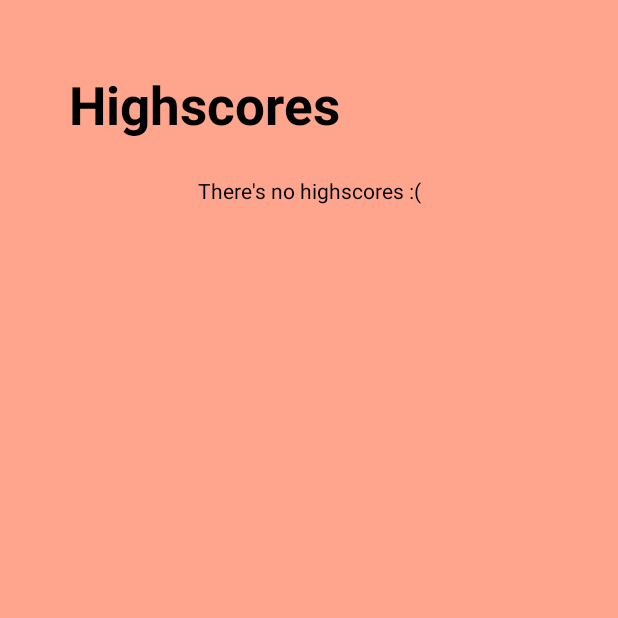
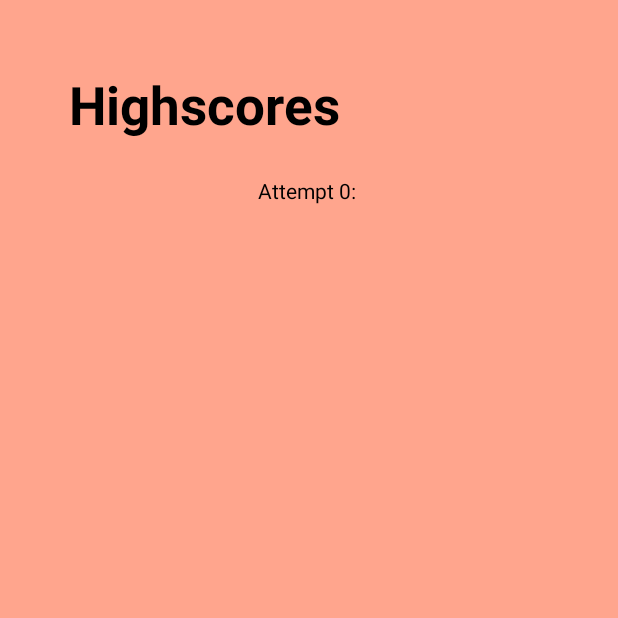
Before and after one commit to ErikCronin/EducationalApp, an Android app: the screen it shows after launch (HighscoreActivity), after a tap on "HIGHSCORES", on a phone screen of 412 x 824 dp, the top half of it. Run offline under Robolectric (Android 15) with nearby library versions, the phone set to English and light mode, and no system bars.

Commit message:
implemented array to track scores

```diff
--- a/app/src/main/java/com/erik/educationalapp/HighscoreActivity.java
+++ b/app/src/main/java/com/erik/educationalapp/HighscoreActivity.java
@@ -5,6 +5,9 @@ import androidx.appcompat.app.AppCompatActivity;
 import android.os.Bundle;
 import android.view.ViewGroup;
 import android.view.WindowManager;
+import android.widget.TextView;
+
+import static com.erik.educationalapp.MainActivity.deconstructedSavedScores;
 
 public class HighscoreActivity extends AppCompatActivity {
 
@@ -17,5 +20,8 @@ public class HighscoreActivity extends AppCompatActivity {
 
         ViewGroup scoreRows = findViewById(R.id.score_rows);
         getLayoutInflater().inflate(R.layout.highscore_text, scoreRows);
+
+        TextView scoreView = findViewById(R.id.highscore_layout);
+        scoreView.setText(deconstructedSavedScores);
     }
 }
--- a/app/src/main/java/com/erik/educationalapp/MainActivity.java
+++ b/app/src/main/java/com/erik/educationalapp/MainActivity.java
@@ -19,6 +19,8 @@ import android.widget.ArrayAdapter;
 import android.widget.Spinner;
 import android.widget.TextView;
 
+import java.util.ArrayList;
+
 @SuppressLint("SetTextI18n")
 public class MainActivity extends AppCompatActivity {
     public static final String EXTRA_DIFFICULTY = "extraDifficulty";
@@ -26,7 +28,6 @@ public class MainActivity extends AppCompatActivity {
     public static final String KEY_HIGHSCORE = "keyHighscore";
     private static final int REQUEST_CODE_QUIZ = 1;
 
-    public static String[] difficultyLevels = Question.getAllDifficultyLevels();
     private Spinner spinnerDifficulty;
 
     private TextView textViewHighscore;
@@ -37,12 +38,32 @@ public class MainActivity extends AppCompatActivity {
     public static SoundPool soundPool;
     private int soundConfirm, soundNewHighscore;
 
+    public static ArrayList<String> savedScores = new ArrayList<>();
+    public static String deconstructedSavedScores = "";
+    public static int attemptNo = 0;
+
+    static String convertToString(ArrayList<String> savedScores) {
+        StringBuilder builder = new StringBuilder();
+        // Append all integers in StringBuilder to the StringBuilder
+        for (String number : savedScores) {
+            builder.append("Attempt ").append(attemptNo).append(": ");
+            builder.append(number);
+            builder.append("\n");
+            attemptNo++;
+        }
+        // Remove last delimiter with setLength
+        builder.setLength(builder.length() - 1);
+        return builder.toString();
+    }
+
     @Override
     protected void onCreate(Bundle savedInstanceState) {
         super.onCreate(savedInstanceState);
         getWindow().setFlags(WindowManager.LayoutParams.FLAG_FULLSCREEN,
                 WindowManager.LayoutParams.FLAG_FULLSCREEN);
         setContentView(R.layout.activity_main);
+
+        savedScores.add("");
 
         /* Creates what the user sees */
         textViewHighscore = findViewById(R.id.text_view_highscore);
@@ -119,6 +140,7 @@ public class MainActivity extends AppCompatActivity {
     }
 
     public void openHighscore(View view) {
+        deconstructedSavedScores = convertToString(savedScores);
         Intent intent = new Intent(this, HighscoreActivity.class);
         startActivity(intent);
     }
--- a/app/src/main/java/com/erik/educationalapp/QuizActivity.java
+++ b/app/src/main/java/com/erik/educationalapp/QuizActivity.java
@@ -9,7 +9,6 @@ import android.content.res.ColorStateList;
 import android.graphics.Color;
 import android.media.AudioAttributes;
 import android.media.AudioManager;
-import android.media.MediaPlayer;
 import android.media.SoundPool;
 import android.os.Build;
 import android.os.Bundle;
@@ -25,6 +24,8 @@ import android.widget.Toast;
 import java.util.ArrayList;
 import java.util.Collections;
 import java.util.Locale;
+
+import static com.erik.educationalapp.MainActivity.savedScores;
 
 @SuppressLint("SetTextI18n")
 public class QuizActivity extends AppCompatActivity {
@@ -273,6 +274,10 @@ public class QuizActivity extends AppCompatActivity {
         Intent resultIntent = new Intent();
         resultIntent.putExtra(EXTRA_SCORE, score);
         setResult(RESULT_OK, resultIntent);
+        savedScores.add(String.valueOf(score));
+        if(savedScores.get(0).equals("")){
+            savedScores.remove(0);
+        }
         finish();
     }
 
--- a/app/src/main/res/layout/activity_main.xml
+++ b/app/src/main/res/layout/activity_main.xml
@@ -15,7 +15,8 @@
         android:background="@color/colorButton"
         android:onClick="openSettings"
         android:text="@string/settings"
-        android:textColor="@color/colorButtonText" />
+        android:textColor="@color/colorButtonText"
+        tools:ignore="RelativeOverlap" />
 
     <TextView
         android:layout_width="wrap_content"
```
